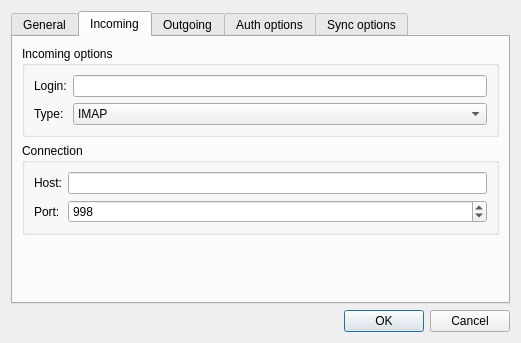
The window that src/plugins/snails/accountconfigdialog.ui (0xd34df00d/leechcraft) describes before a commit, drawn with Qt 5.
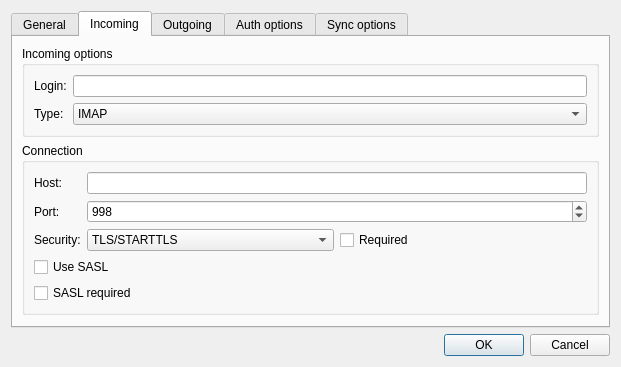
The same window after the commit. The open tabs and pages were chosen to show the change.

Diff of the .ui file:
```diff
--- a/src/plugins/snails/accountconfigdialog.ui
+++ b/src/plugins/snails/accountconfigdialog.ui
@@ -6,8 +6,8 @@
    <rect>
     <x>0</x>
     <y>0</y>
-    <width>521</width>
-    <height>343</height>
+    <width>621</width>
+    <height>332</height>
    </rect>
   </property>
   <property name="windowTitle">
@@ -136,6 +136,8 @@
          <property name="title">
           <string>Connection</string>
          </property>
+         <layout class="QVBoxLayout" name="verticalLayout_7">
+          <item>
          <layout class="QFormLayout" name="formLayout_2">
           <item row="0" column="0">
            <widget class="QLabel" name="label_3">
@@ -167,6 +169,54 @@
             </property>
            </widget>
           </item>
+            <item row="2" column="0">
+             <widget class="QLabel" name="label_13">
+              <property name="text">
+               <string>Security:</string>
+              </property>
+             </widget>
+            </item>
+            <item row="2" column="1">
+             <layout class="QHBoxLayout" name="horizontalLayout_2">
+              <item>
+               <widget class="QComboBox" name="InSecurityType_">
+                <item>
+                 <property name="text">
+                  <string>TLS/STARTTLS</string>
+                 </property>
+                </item>
+                <item>
+                 <property name="text">
+                  <string>SSL</string>
+                 </property>
+                </item>
+               </widget>
+              </item>
+              <item>
+               <widget class="QCheckBox" name="InSecurityRequired_">
+                <property name="text">
+                 <string>Required</string>
+                </property>
+               </widget>
+              </item>
+             </layout>
+            </item>
+           </layout>
+          </item>
+          <item>
+           <widget class="QCheckBox" name="UseSASL_">
+            <property name="text">
+             <string>Use SASL</string>
+            </property>
+           </widget>
+          </item>
+          <item>
+           <widget class="QCheckBox" name="SASLRequired_">
+            <property name="text">
+             <string>SASL required</string>
+            </property>
+           </widget>
+          </item>
          </layout>
         </widget>
        </item>
@@ -295,34 +345,6 @@
        <string>Auth options</string>
       </attribute>
       <layout class="QVBoxLayout" name="verticalLayout_3">
-       <item>
-        <widget class="QCheckBox" name="UseSASL_">
-         <property name="text">
-          <string>Use SASL</string>
-         </property>
-        </widget>
-       </item>
-       <item>
-        <widget class="QCheckBox" name="SASLRequired_">
-         <property name="text">
-          <string>SASL required</string>
-         </property>
-        </widget>
-       </item>
-       <item>
-        <widget class="QCheckBox" name="UseTLS_">
-         <property name="text">
-          <string>Use TLS</string>
-         </property>
-        </widget>
-       </item>
-       <item>
-        <widget class="QCheckBox" name="TLSRequired_">
-         <property name="text">
-          <string>TLS required</string>
-         </property>
-        </widget>
-       </item>
        <item>
         <widget class="QCheckBox" name="SMTPAuthRequired_">
          <property name="text">
```
Left out of the diff: 20 changed lines with no effect on the pictures. Lines whose indentation alone changed are shown as unchanged.
